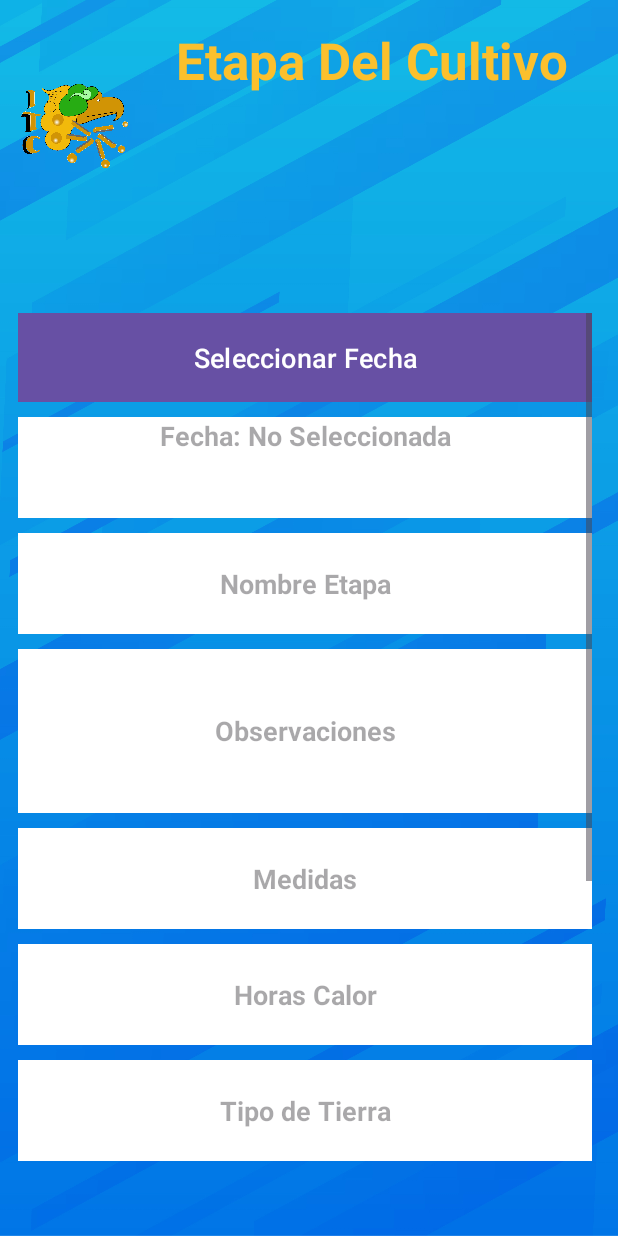
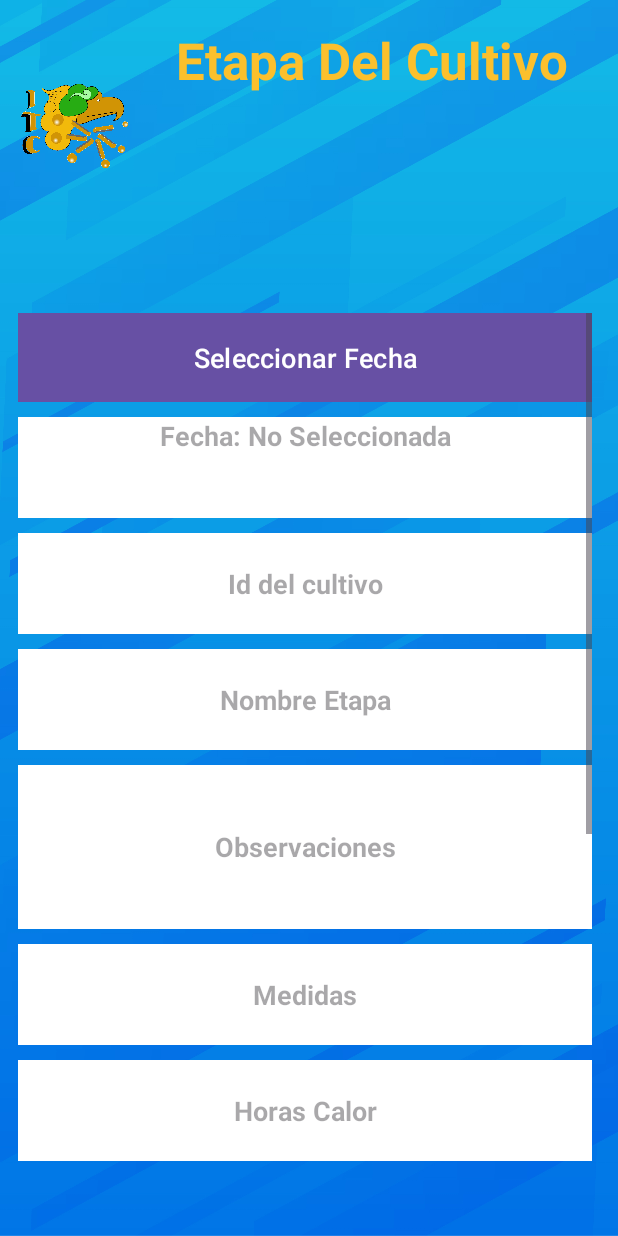
Before and after one commit to Residente24/Huerto_movil, an Android app: the EtapaCultivo screen opened directly, with no data from a screen before it, on a phone screen of 412 x 824 dp. Run offline under Robolectric (Android 15) with nearby library versions, the phone set to English and light mode, and no system bars; our stand-ins replace Firebase (no records; nobody signed in at launch, a user with empty details on screens opened directly).

```diff
--- a/app/src/main/res/layout/activity_etapa_cultivo.xml
+++ b/app/src/main/res/layout/activity_etapa_cultivo.xml
@@ -78,6 +78,16 @@
                 android:textColor="@color/black"
                 android:textSize="18dp"
                 android:textStyle="bold"/>
+            <EditText
+                android:id="@+id/editTextIdcultivo"
+                android:layout_width="match_parent"
+                android:layout_height="67dp"
+                android:layout_marginTop="10dp"
+                android:hint="Id del cultivo"
+                android:textAlignment="center"
+                android:background="@color/colorWhite"
+                android:textColor="@color/black"
+                android:textStyle="bold"/>
 
             <EditText
                 android:id="@+id/editTextNombreEtapa"
@@ -157,13 +167,13 @@
                 android:textStyle="bold"/>
             <ImageView
                 android:id="@+id/imageViewSelected"
-                android:layout_width="match_parent"
+                android:layout_width="wrap_content"
                 android:layout_height="wrap_content"
                 android:layout_below="@id/buttonUploadImage"
                 android:layout_marginTop="10dp"
                 android:layout_gravity="center"
                 android:adjustViewBounds="true"
-                android:scaleType="fitXY"  />
+                android:scaleType="fitXY" />
 
             <Button
                 android:id="@+id/buttonUploadImage"
```
Also changed, not shown: app/src/main/java/com/example/iot_plantmate/EtapaCultivo.java (+22 -10 lines).
